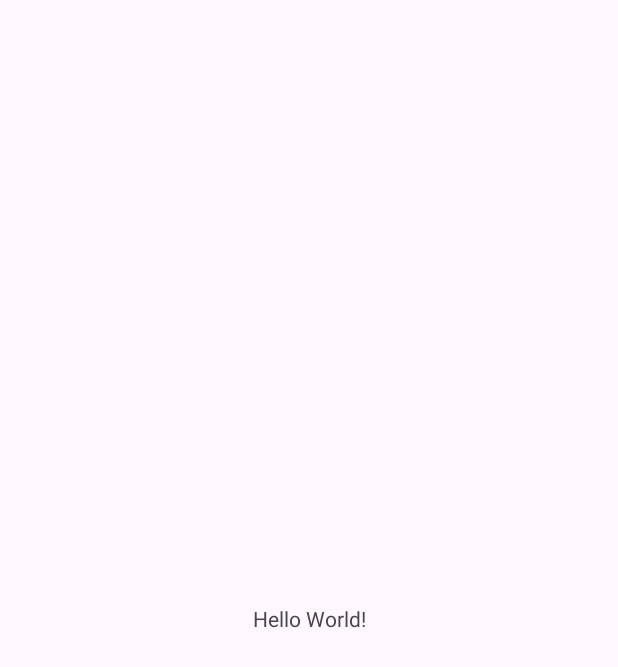
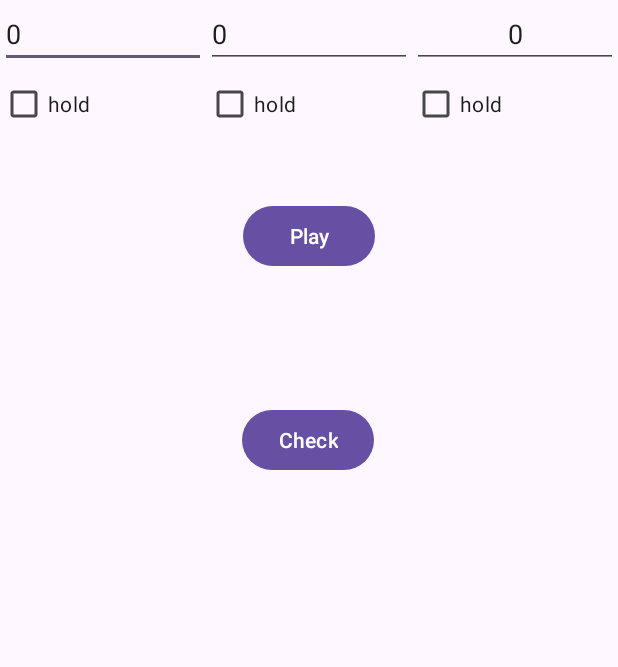
Before and after one commit to gabrieldinu144/PracticalTest01Var06, an Android app: the screen it shows after launch (PracticalTest01Var06MainActivity), on a phone screen of 412 x 824 dp. Before the commit the part shown is almost empty. Shown: the top 667 px of the screen. Run offline under Robolectric (Android 15) with nearby library versions, the phone set to English and light mode, and no system bars.

Commit message:
Added A and B1 exercises

```diff
--- a/PracticalTest01Var06/app/src/main/java/ro/pub/cs/systems/eim/practicaltest01var06/PracticalTest01Var06MainActivity.kt
+++ b/PracticalTest01Var06/app/src/main/java/ro/pub/cs/systems/eim/practicaltest01var06/PracticalTest01Var06MainActivity.kt
@@ -1,6 +1,9 @@
 package ro.pub.cs.systems.eim.practicaltest01var06
 
 import android.os.Bundle
+import android.widget.Button
+import android.widget.CheckBox
+import android.widget.EditText
 import androidx.activity.enableEdgeToEdge
 import androidx.appcompat.app.AppCompatActivity
 import androidx.core.view.ViewCompat
@@ -16,5 +19,27 @@ class PracticalTest01Var06MainActivity : AppCompatActivity() {
             v.setPadding(systemBars.left, systemBars.top, systemBars.right, systemBars.bottom)
             insets
         }
+
+        val button: Button = findViewById(R.id.play)
+        val val1: EditText = findViewById(R.id.val1)
+        val val2: EditText = findViewById(R.id.val2)
+        val val3: EditText = findViewById(R.id.val3)
+
+        val check1: CheckBox = findViewById(R.id.checkBox1)
+        val check2: CheckBox = findViewById(R.id.checkBox2)
+        val check3: CheckBox = findViewById(R.id.checkBox3)
+
+        val texts = listOf("1", "2", "3", "*")
+
+        button.setOnClickListener {
+            if (!check1.isChecked)
+                val1.setText(texts.random())
+            if (!check2.isChecked)
+                val2.setText(texts.random())
+            if (!check3.isChecked)
+                val3.setText(texts.random())
+        }
     }
+
+
 }
--- a/PracticalTest01Var06/app/src/main/res/layout/activity_practical_test01_var06_main.xml
+++ b/PracticalTest01Var06/app/src/main/res/layout/activity_practical_test01_var06_main.xml
@@ -7,13 +7,91 @@
     android:layout_height="match_parent"
     tools:context=".PracticalTest01Var06MainActivity">
 
-    <TextView
+    <LinearLayout
+        android:id="@+id/linearLayout2"
+        android:layout_width="match_parent"
+        android:layout_height="wrap_content"
+        android:orientation="horizontal"
+        app:layout_constraintTop_toBottomOf="@id/linearLayout1">
+
+        <CheckBox
+            android:id="@+id/checkBox1"
+            android:layout_width="wrap_content"
+            android:layout_height="wrap_content"
+            android:layout_weight="1"
+            android:text="hold" />
+
+        <CheckBox
+            android:id="@+id/checkBox2"
+            android:layout_width="wrap_content"
+            android:layout_height="wrap_content"
+            android:layout_weight="1"
+            android:text="hold" />
+
+        <CheckBox
+            android:id="@+id/checkBox3"
+            android:layout_width="wrap_content"
+            android:layout_height="wrap_content"
+            android:layout_weight="1"
+            android:text="hold" />
+    </LinearLayout>
+
+    <LinearLayout
+        android:id="@+id/linearLayout1"
+        android:layout_width="match_parent"
+        android:layout_height="wrap_content"
+        android:orientation="horizontal"
+        app:layout_constraintTop_toTopOf="parent">
+
+        <EditText
+            android:id="@+id/val1"
+            android:layout_width="wrap_content"
+            android:layout_height="wrap_content"
+            android:layout_weight="1"
+            android:ems="10"
+            android:inputType="text"
+            android:text="0" />
+
+        <EditText
+            android:id="@+id/val2"
+            android:layout_width="wrap_content"
+            android:layout_height="wrap_content"
+            android:layout_weight="1"
+            android:ems="10"
+            android:inputType="text"
+            android:text="0" />
+
+        <EditText
+            android:id="@+id/val3"
+            android:layout_width="wrap_content"
+            android:layout_height="wrap_content"
+            android:layout_weight="1"
+            android:ems="10"
+            android:inputType="text"
+            android:textAlignment="center"
+            android:text="0" />
+
+    </LinearLayout>
+
+    <Button
+        android:id="@+id/play"
         android:layout_width="wrap_content"
         android:layout_height="wrap_content"
-        android:text="Hello World!"
-        app:layout_constraintBottom_toBottomOf="parent"
+        android:layout_marginTop="40dp"
+        android:text="Play"
         app:layout_constraintEnd_toEndOf="parent"
         app:layout_constraintStart_toStartOf="parent"
-        app:layout_constraintTop_toTopOf="parent" />
+        app:layout_constraintTop_toBottomOf="@+id/linearLayout2" />
+
+    <Button
+        android:id="@+id/check"
+        android:layout_width="wrap_content"
+        android:layout_height="wrap_content"
+        android:layout_marginTop="88dp"
+        android:text="Check"
+        app:layout_constraintEnd_toEndOf="parent"
+        app:layout_constraintHorizontal_bias="0.498"
+        app:layout_constraintStart_toStartOf="parent"
+        app:layout_constraintTop_toBottomOf="@+id/play" />
 
 </androidx.constraintlayout.widget.ConstraintLayout>
```
